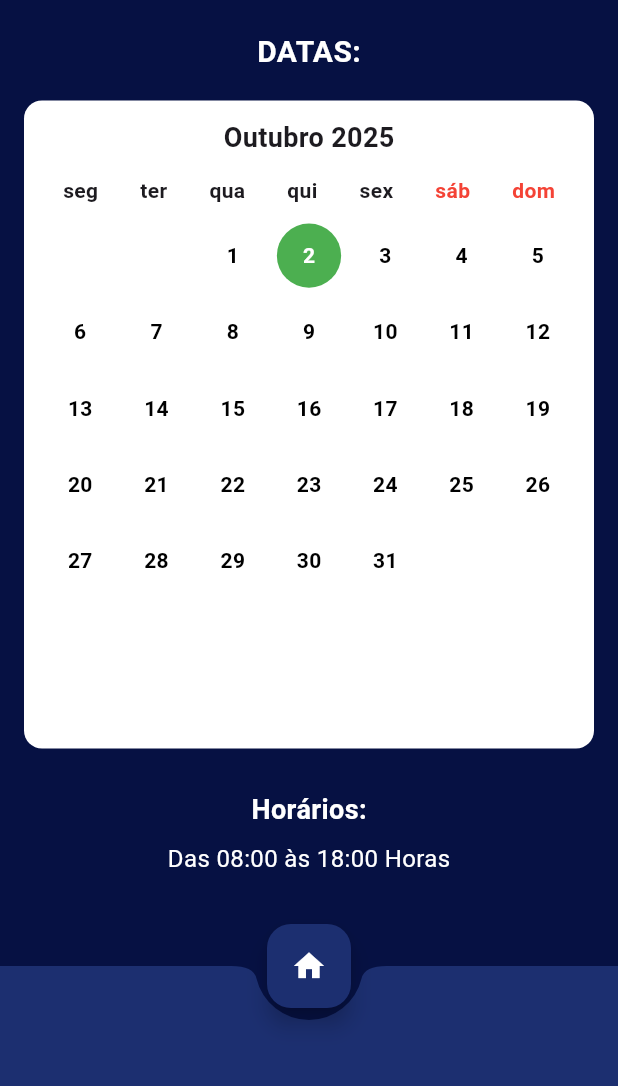
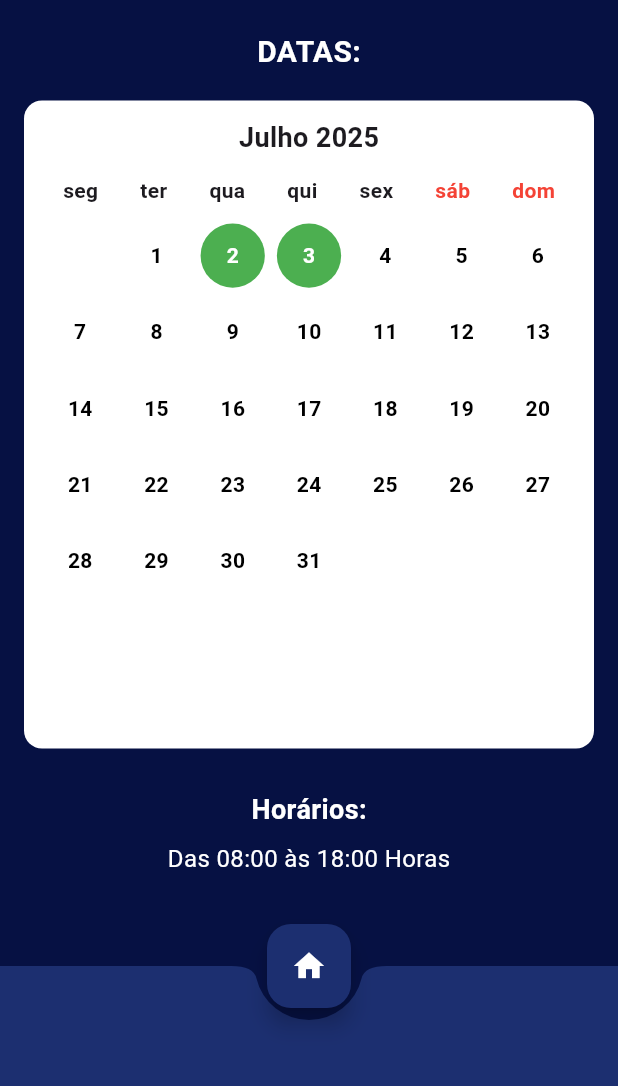
Before and after one commit to NicollayDavi/tcc_sla_project, a Flutter app: the DatePage screen opened directly, on a phone screen of 412 x 824 dp, the part 150-1236 px from its top. Run offline on Flutter 3.47's test engine with Material 3 defaults, Android fonts, the phone set to English and light mode, and no system bars; accounts and stored records are empty.

Commit message:
em sala 02/10

```diff
--- a/lib/pages/date_page.dart
+++ b/lib/pages/date_page.dart
@@ -7,27 +7,30 @@ class DatePage extends StatelessWidget {
 
   @override
   Widget build(BuildContext context) {
+    // 🔹 Força o mês para JULHO do ano atual
     final DateTime now = DateTime.now();
-    final int daysInMonth = DateTime(now.year, now.month + 1, 0).day;
-    final int firstWeekday = DateTime(now.year, now.month, 1).weekday; // 1 = seg, 7 = dom
+    final DateTime fixedDate = DateTime(now.year, 7, 1);
 
-    // Cria lista com dias do mês + espaços em branco do início
+    final int daysInMonth = DateTime(fixedDate.year, fixedDate.month + 1, 0).day;
+    final int firstWeekday = fixedDate.weekday; // 1 = seg, 7 = dom
+
+    // Lista de widgets dos dias
     final List<Widget> dayWidgets = [];
 
-    // Espaços antes do 1º dia
+    // Espaços antes do 1º dia do mês
     for (int i = 1; i < firstWeekday; i++) {
       dayWidgets.add(const SizedBox());
     }
 
     // Dias do mês
     for (int day = 1; day <= daysInMonth; day++) {
-      final bool isToday = day == now.day;
+      final bool isSelected = (day == 2 || day == 3); // ✅ bolinha verde nos dias 2 e 3
 
       dayWidgets.add(
         Container(
           margin: const EdgeInsets.all(4),
           decoration: BoxDecoration(
-            color: isToday ? Colors.green : Colors.transparent,
+            color: isSelected ? Colors.green : Colors.transparent,
             shape: BoxShape.circle,
           ),
           alignment: Alignment.center,
@@ -35,7 +38,7 @@ class DatePage extends StatelessWidget {
             "$day",
             style: TextStyle(
               fontWeight: FontWeight.bold,
-              color: isToday ? Colors.white : Colors.black,
+              color: isSelected ? Colors.white : Colors.black,
             ),
           ),
         ),
@@ -45,7 +48,6 @@ class DatePage extends StatelessWidget {
     return Scaffold(
       backgroundColor: const Color(0xFF061143),
 
-      // Botão flutuante central (voltar para a Home)
       floatingActionButton: FloatingActionButton(
         onPressed: () {
           Navigator.pushAndRemoveUntil(
@@ -59,7 +61,6 @@ class DatePage extends StatelessWidget {
       ),
       floatingActionButtonLocation: FloatingActionButtonLocation.centerDocked,
 
-      // Barra inferior
       bottomNavigationBar: BottomAppBar(
         color: const Color(0xFF1C2F70),
         shape: const CircularNotchedRectangle(),
@@ -69,14 +70,13 @@ class DatePage extends StatelessWidget {
 
       body: Column(
         children: [
-          // 🔹 Cabeçalho padronizado (sem "Olá, usuário!")
+          // 🔹 Cabeçalho
           Container(
             color: const Color(0xFF0A1C60),
             padding: const EdgeInsets.symmetric(horizontal: 24.0, vertical: 20),
             child: Row(
               mainAxisAlignment: MainAxisAlignment.spaceBetween,
               children: [
-                // Ícone de perfil
                 GestureDetector(
                   onTap: () {
                     Navigator.push(
@@ -92,8 +92,6 @@ class DatePage extends StatelessWidget {
                     size: 36,
                   ),
                 ),
-
-                // Logo do lobo
                 Image.asset('assets/images/logo1.png', height: 60),
               ],
             ),
@@ -101,7 +99,6 @@ class DatePage extends StatelessWidget {
 
           const SizedBox(height: 20),
 
-          // Título "DATAS"
           const Text(
             'DATAS:',
             style: TextStyle(
@@ -112,7 +109,6 @@ class DatePage extends StatelessWidget {
           ),
           const SizedBox(height: 10),
 
-          // Calendário manual
           Expanded(
             child: Container(
               margin: const EdgeInsets.symmetric(horizontal: 16, vertical: 8),
@@ -123,9 +119,9 @@ class DatePage extends StatelessWidget {
               ),
               child: Column(
                 children: [
-                  // Mês e ano
+                  // 🔹 Sempre JULHO
                   Text(
-                    "${_mesPorExtenso(now.month)} ${now.year}",
+                    "Julho ${fixedDate.year}",
                     style: const TextStyle(
                       fontSize: 18,
                       fontWeight: FontWeight.bold,
@@ -133,7 +129,6 @@ class DatePage extends StatelessWidget {
                   ),
                   const SizedBox(height: 12),
 
-                  // Dias da semana
                   Row(
                     mainAxisAlignment: MainAxisAlignment.spaceAround,
                     children: const [
@@ -148,7 +143,6 @@ class DatePage extends StatelessWidget {
                   ),
                   const SizedBox(height: 8),
 
-                  // Dias em grid
                   Expanded(
                     child: GridView.count(
                       crossAxisCount: 7,
@@ -162,7 +156,6 @@ class DatePage extends StatelessWidget {
 
           const SizedBox(height: 20),
 
-          // Texto "Horários"
           const Text(
             'Horários:',
             style: TextStyle(
@@ -181,12 +174,4 @@ class DatePage extends StatelessWidget {
       ),
     );
   }
-
-  String _mesPorExtenso(int mes) {
-    const meses = [
-      "Janeiro", "Fevereiro", "Março", "Abril", "Maio", "Junho",
-      "Julho", "Agosto", "Setembro", "Outubro", "Novembro", "Dezembro"
-    ];
-    return meses[mes - 1];
-  }
 }
```
